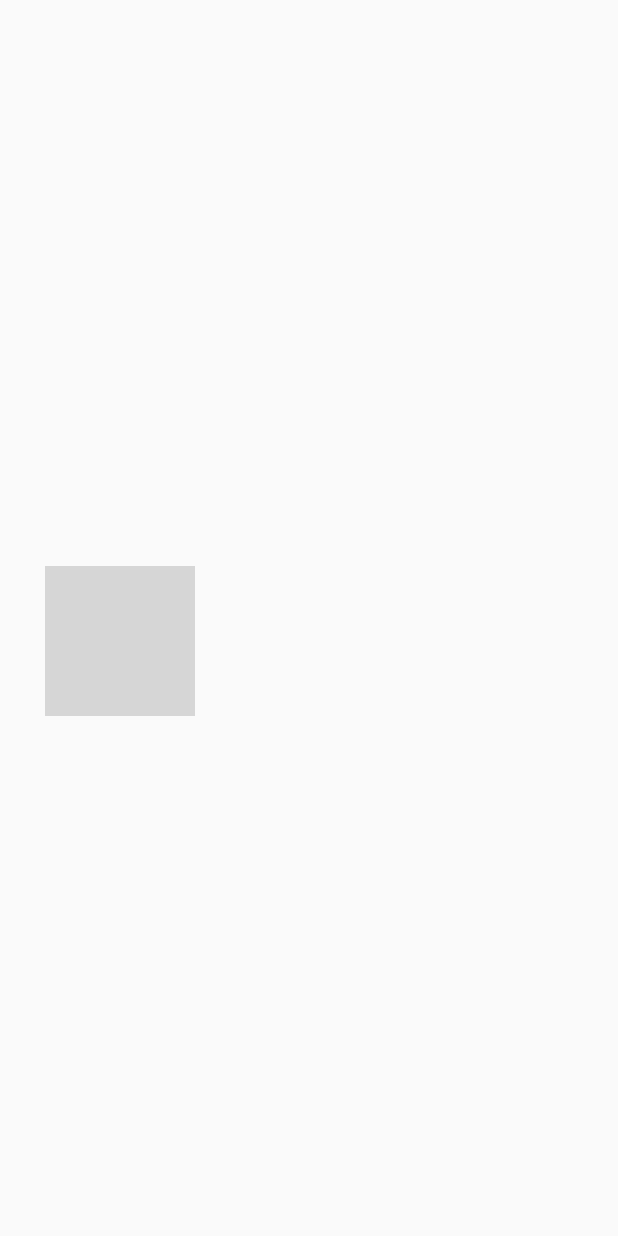
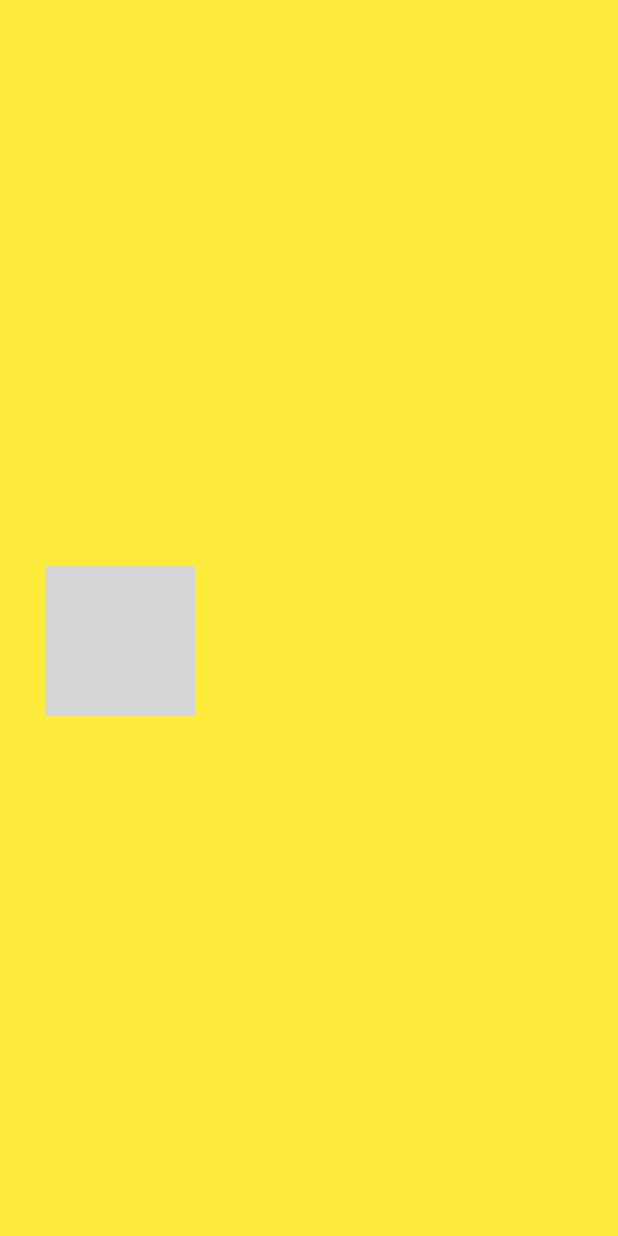
Before and after one commit to hhddf/flutter-flappy-bird, a Flutter app: the screen it shows after launch, on a phone screen of 412 x 824 dp. Run offline on Flutter 3.47's test engine with Material 2 defaults, Android fonts, the phone set to English and light mode, and no system bars; network calls fail; grey boxes are pictures that could not be loaded.

Commit message:
Tap event

```diff
--- a/flutter_flappy_bird/lib/main.dart
+++ b/flutter_flappy_bird/lib/main.dart
@@ -1,5 +1,4 @@
 import 'dart:async' show Timer;
-import 'dart:ffi';
 import 'package:flutter/material.dart';
 
 void log(content) {
@@ -25,10 +24,28 @@ class MyApp extends StatelessWidget {
   Widget build(BuildContext context) {
     return MaterialApp(
       home: Scaffold(
-        body: stack()
+        body: container(),
       ),
     );
   }
+}
+
+double scaleLength(number) {
+  return number * 3.0;
+}
+
+GestureDetector container() {
+  Container c = new Container(
+    color: Colors.yellow,
+    child: stack(),
+  );
+  GestureDetector gd = new GestureDetector(
+    onTap: () {
+      log('onTap');
+    },
+    child: c,
+  );
+  return gd;
 }
 
 Stack stack() {
```
